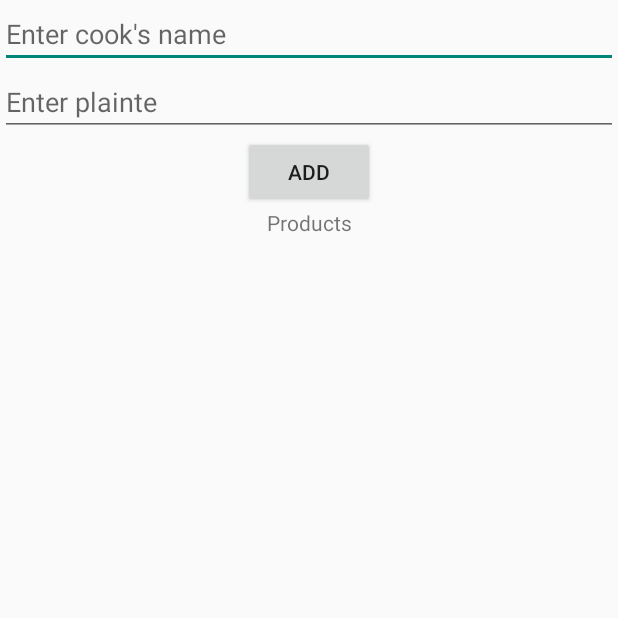
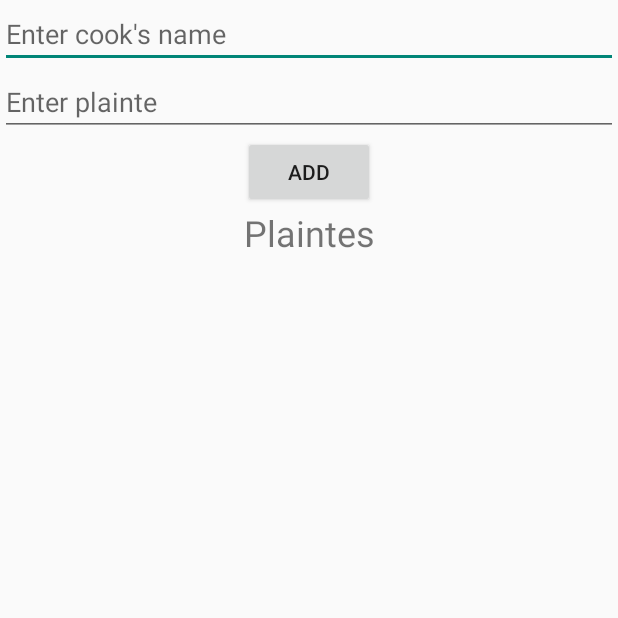
Before and after one commit to uOttawaSEGA2022/projet-devs4life, an Android app: the AdministratorActivity screen opened directly, with no data from a screen before it, on a phone screen of 412 x 824 dp, the top half of it. Run offline under Robolectric (Android 15) with nearby library versions, the phone set to English and light mode, and no system bars; our stand-ins replace Firebase (no records; nobody signed in at launch, a user with empty details on screens opened directly); Roboto replaces fonts that are not available here.

Commit message:
plainte_liste

```diff
--- a/app/src/main/java/com/example/applicationcuisiner/PlainteList.java
+++ b/app/src/main/java/com/example/applicationcuisiner/PlainteList.java
@@ -17,7 +17,7 @@ public class PlainteList extends ArrayAdapter<Plainte> {
     List<Plainte> plaintes;
 
     public PlainteList(Activity context, List<Plainte> plaintes) {
-        super(context, R.layout.product_list, plaintes);
+        super(context, R.layout.plainte_list, plaintes);
         this.context = context;
         this.plaintes = plaintes;
     }
@@ -25,7 +25,7 @@ public class PlainteList extends ArrayAdapter<Plainte> {
     @Override
     public View getView(int position, View convertView, ViewGroup parent) {
         LayoutInflater inflater = context.getLayoutInflater();
-        View listViewItem = inflater.inflate(R.layout.product_list, null, true);
+        View listViewItem = inflater.inflate(R.layout.plainte_list, null, true);
 
         TextView textViewName = (TextView) listViewItem.findViewById(R.id.textViewName);
         TextView textViewPrice = (TextView) listViewItem.findViewById(R.id.textViewPrice);
--- a/app/src/main/res/layout/activity_administrator.xml
+++ b/app/src/main/res/layout/activity_administrator.xml
@@ -34,9 +34,9 @@
         android:layout_width="match_parent"
         android:layout_height="wrap_content"
         android:layout_below="@id/addButton"
-        android:text="Products"
+        android:text="Plaintes"
         android:textAlignment="center"
-        />
+        android:textSize="24sp" />
 
     <ListView
         android:id="@+id/listViewProducts"
```
Also changed, not shown: app/src/main/res/layout/plainte_list.xml (renamed from app/src/main/res/layout/product_list.xml).
